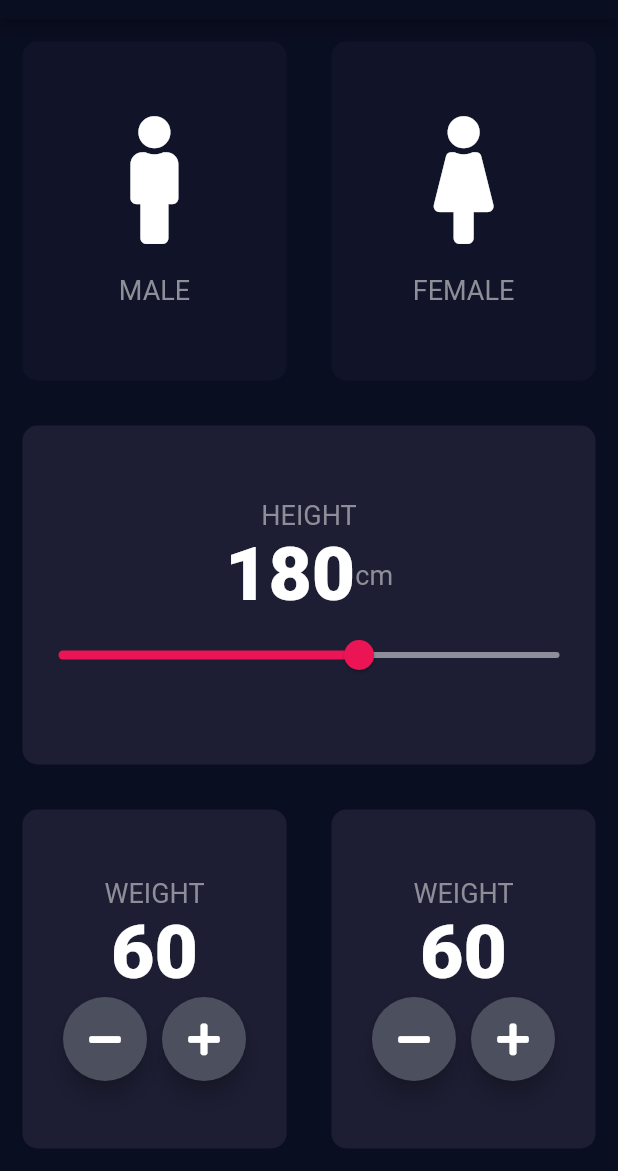
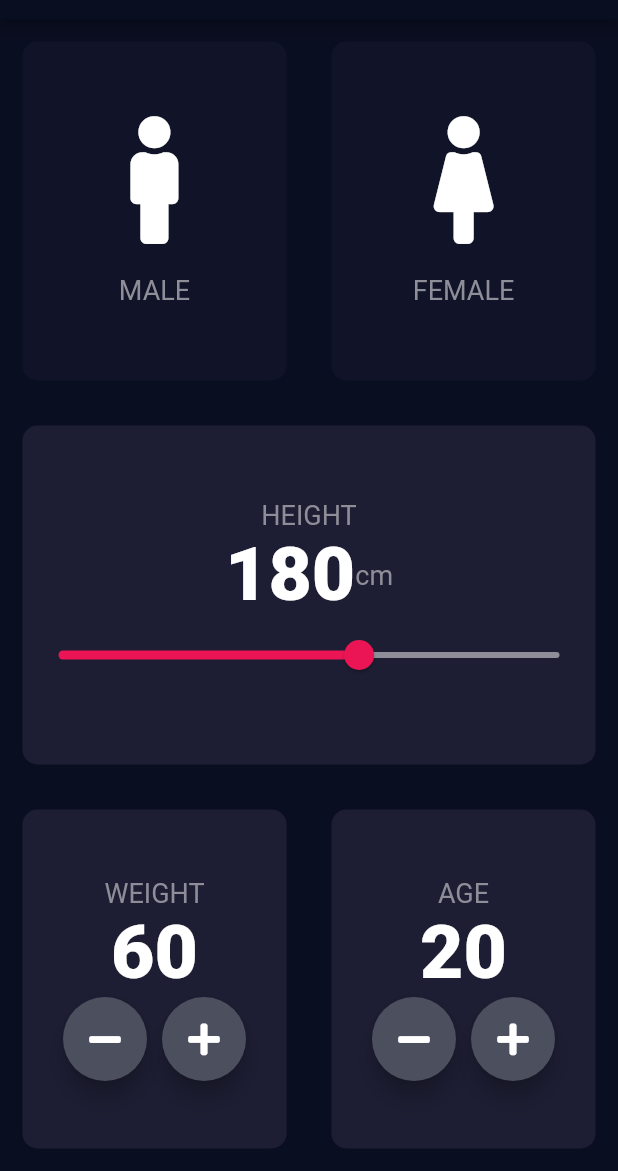
Before and after one commit to malikijazbashir/bmi_calculator, a Flutter app: the screen it shows after launch, on a phone screen of 412 x 824 dp, the part 65-1236 px from its top. Run offline on Flutter 3.47's test engine with Material 2 defaults, Android fonts, the phone set to English and light mode, and no system bars; our stand-ins replace font_awesome_flutter.

Commit message:
I Done Lecture No 67 Design Gender Age Column and Set Their Value in flutter for BMI calculator

```diff
--- a/lib/input_page.dart
+++ b/lib/input_page.dart
@@ -18,6 +18,7 @@ class _InputPageState extends State<InputPage> {
   Gender selectgender;
   int sliderheight=180;
   int genderWeight=60;
+  int genderAge=20;
 
   @override
   Widget build(BuildContext context) {
@@ -132,8 +133,8 @@ class _InputPageState extends State<InputPage> {
                 cardWidget: Column(
                   mainAxisAlignment: MainAxisAlignment.center,
                   children: <Widget>[
-                    Text('WEIGHT',style: klablestyle,),
-                    Text(genderWeight.toString(),style: knumberstyle,),
+                    Text('AGE',style: klablestyle,),
+                    Text(genderAge.toString(),style: knumberstyle,),
                     Row(
                       mainAxisAlignment: MainAxisAlignment.center,
                       children: <Widget>[
@@ -141,7 +142,7 @@ class _InputPageState extends State<InputPage> {
                           iconData: FontAwesomeIcons.minus,
                           onPress: (){
                             setState(() {
-                              genderWeight--;
+                              genderAge--;
                             });
                           },
                         ),
@@ -150,7 +151,7 @@ class _InputPageState extends State<InputPage> {
                           iconData: FontAwesomeIcons.plus,
                           onPress: (){
                             setState(() {
-                              genderWeight++;
+                              genderAge++;
                             });
                           },
 
```
